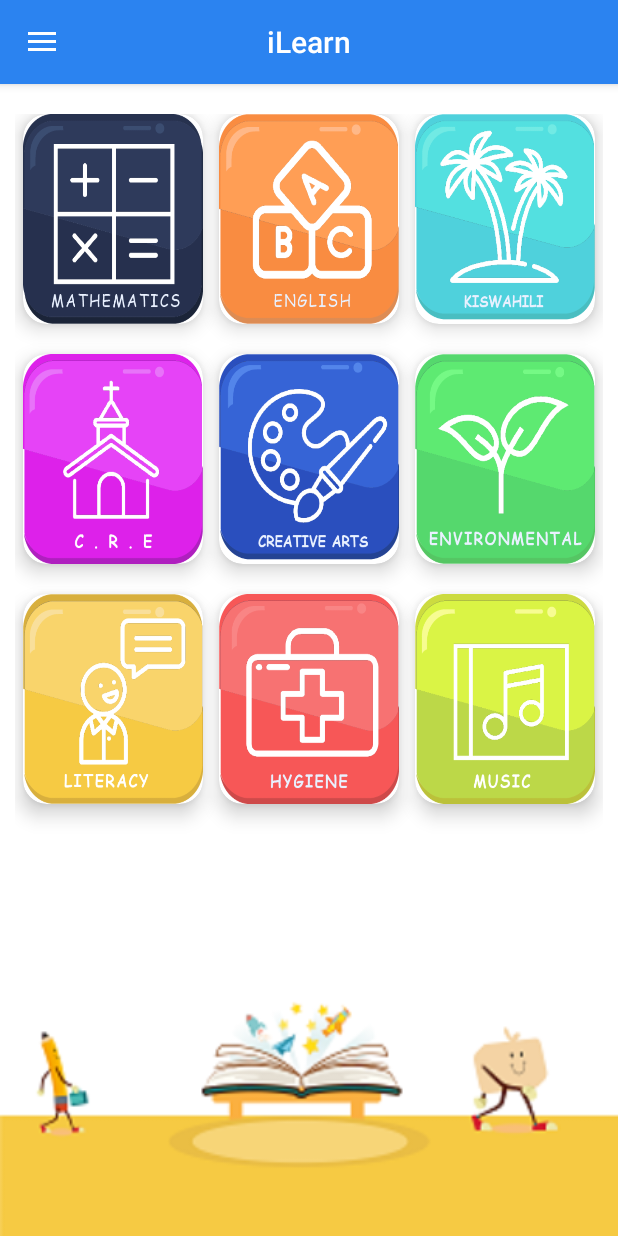
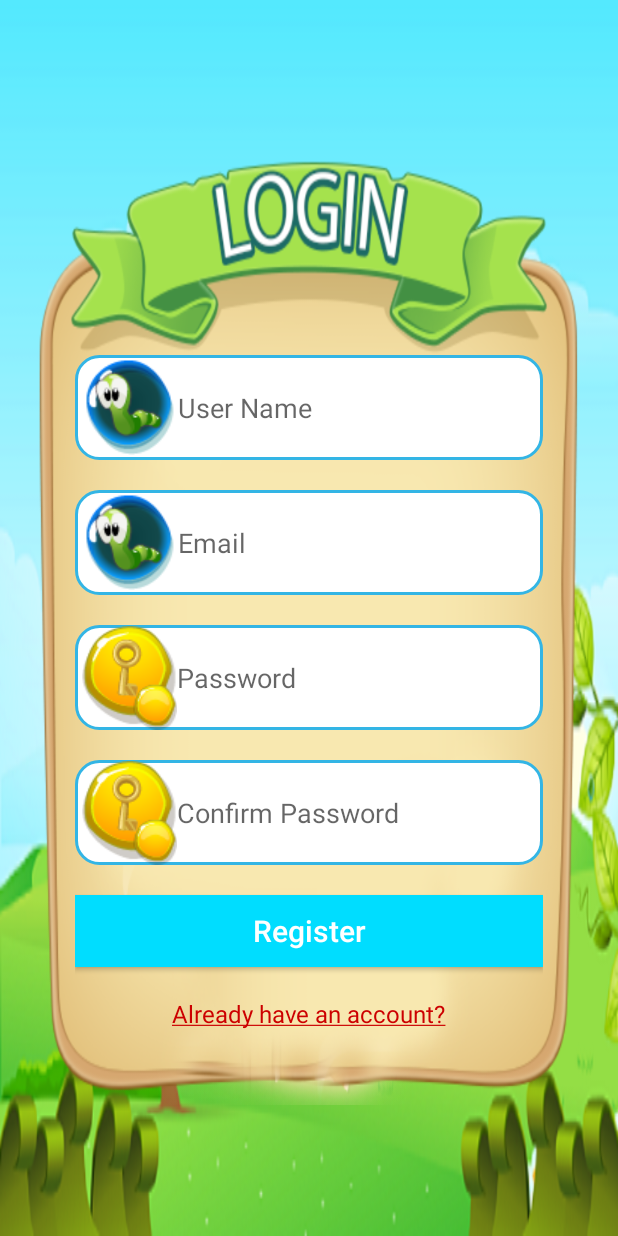
Before and after one commit to fifymawia/AndroidDBandApp, an Android app: the screen it shows after launch (MainActivity before the commit, SignUp after it), in the side drawer, after a tap on "Grade", on a phone screen of 412 x 824 dp. Run offline under Robolectric (Android 15) with nearby library versions, the phone set to English and light mode, and no system bars.

Commit message:
creation of views Login and SigUp

```diff
--- /dev/null
+++ b/app/src/main/java/com/daenjel/ilearn/Views/Login.java
@@ -0,0 +1,23 @@
+package com.daenjel.ilearn.Views;
+
+import androidx.appcompat.app.AppCompatActivity;
+
+import android.content.Intent;
+import android.os.Bundle;
+import android.view.View;
+
+import com.daenjel.ilearn.R;
+
+public class Login extends AppCompatActivity {
+
+    @Override
+    protected void onCreate(Bundle savedInstanceState) {
+        super.onCreate(savedInstanceState);
+        setContentView(R.layout.activity_login);
+
+    }
+
+    public void signUpPage(View view) {
+        startActivity(new Intent(getApplicationContext(), SignUp.class));
+    }
+}
--- a/app/src/main/java/com/daenjel/ilearn/Views/MainActivity.java
+++ b/app/src/main/java/com/daenjel/ilearn/Views/MainActivity.java
@@ -94,9 +94,9 @@ public class MainActivity extends AppCompatActivity implements NavigationView.On
         int id = item.getItemId();
 
         if (id == R.id.nav_home) {
-            //startActivity(new Intent(getApplicationContext(),Splash.class));
+            startActivity(new Intent(getApplicationContext(), Login.class));
         } else if (id == R.id.nav_grade) {
-
+            startActivity(new Intent(getApplicationContext(), SignUp.class));
         } else if (id == R.id.nav_settings) {
 
         } else if (id == R.id.nav_faqs) {
--- /dev/null
+++ b/app/src/main/java/com/daenjel/ilearn/Views/SignUp.java
@@ -0,0 +1,22 @@
+package com.daenjel.ilearn.Views;
+
+import androidx.appcompat.app.AppCompatActivity;
+
+import android.content.Intent;
+import android.os.Bundle;
+import android.view.View;
+
+import com.daenjel.ilearn.R;
+
+public class SignUp extends AppCompatActivity {
+
+    @Override
+    protected void onCreate(Bundle savedInstanceState) {
+        super.onCreate(savedInstanceState);
+        setContentView(R.layout.activity_sign_up);
+    }
+
+    public void loginPage(View view) {
+        startActivity(new Intent(getApplicationContext(), Login.class));
+    }
+}
--- /dev/null
+++ b/app/src/main/res/drawable/edit_border.xml
@@ -0,0 +1,13 @@
+<?xml version="1.0" encoding="utf-8"?>
+<shape xmlns:android="http://schemas.android.com/apk/res/android"
+    android:shape="rectangle">
+    <stroke
+        android:width="2dp"
+        android:color="@android:color/holo_blue_light" />
+    <corners android:radius="15dp"/>
+    <padding android:left="5dp"
+        android:right="5dp"
+        android:top="2dp"
+        android:bottom="2dp"/>
+    <solid android:color="#fff"/>
+</shape>
--- /dev/null
+++ b/app/src/main/res/layout/activity_sign_up.xml
@@ -0,0 +1,87 @@
+<?xml version="1.0" encoding="utf-8"?>
+<RelativeLayout xmlns:android="http://schemas.android.com/apk/res/android"
+    xmlns:app="http://schemas.android.com/apk/res-auto"
+    xmlns:tools="http://schemas.android.com/tools"
+    android:background="@drawable/loginhome"
+    android:layout_width="match_parent"
+    android:layout_height="match_parent"
+    tools:context=".Views.SignUp">
+
+    <LinearLayout
+        android:orientation="vertical"
+        android:layout_centerInParent="true"
+        android:paddingLeft="50dp"
+        android:paddingRight="50dp"
+        android:background="@drawable/login"
+        android:layout_width="match_parent"
+        android:layout_height="wrap_content">
+        <LinearLayout
+            android:id="@+id/editors"
+            android:orientation="vertical"
+            android:layout_marginTop="150dp"
+            android:layout_gravity="center"
+            android:layout_width="match_parent"
+            android:layout_height="wrap_content">
+                <EditText
+                    android:hint="@string/user_name"
+                    android:drawableLeft="@drawable/user"
+                    android:background="@drawable/edit_border"
+                    android:id="@+id/editSign_UserName"
+                    android:inputType="text"
+                    android:layout_width="match_parent"
+                    android:layout_height="70dp"
+                    android:drawableStart="@drawable/user" />
+                <EditText
+                    android:layout_marginTop="20dp"
+                    android:hint="@string/email"
+                    android:drawableLeft="@drawable/user"
+                    android:background="@drawable/edit_border"
+                    android:id="@+id/editSign_Email"
+                    android:inputType="textEmailAddress"
+                    android:layout_width="match_parent"
+                    android:layout_height="70dp"
+                    android:drawableStart="@drawable/user" />
+                <EditText
+                    android:layout_marginTop="20dp"
+                    android:hint="@string/password"
+                    android:drawableLeft="@drawable/pass"
+                    android:background="@drawable/edit_border"
+                    android:id="@+id/editSign_Pass"
+                    android:inputType="textPassword"
+                    android:layout_width="match_parent"
+                    android:layout_height="70dp"
+                    android:drawableStart="@drawable/pass" />
+                <EditText
+                    android:layout_marginTop="20dp"
+                    android:hint="@string/confirm_password"
+                    android:drawableLeft="@drawable/pass"
+                    android:background="@drawable/edit_border"
+                    android:id="@+id/editSign_ConfPass"
+                    android:inputType="textPassword"
+                    android:layout_width="match_parent"
+                    android:layout_height="70dp"
+                    android:drawableStart="@drawable/pass" />
+        </LinearLayout>
+        <Button
+            android:text="@string/register"
+            android:textColor="@android:color/white"
+            android:textAppearance="@style/TextAppearance.AppCompat.Title"
+            android:layout_width="match_parent"
+            android:layout_marginTop="20dp"
+            android:layout_height="wrap_content"
+            android:background="@android:color/holo_blue_bright" />
+        <TextView
+            android:layout_marginTop="20dp"
+            android:layout_marginBottom="50dp"
+            android:id="@+id/txtAccount"
+            android:textColor="@android:color/holo_red_dark"
+            android:layout_gravity="center_horizontal"
+            android:textAppearance="@style/TextAppearance.AppCompat.Widget.ActionBar.Subtitle"
+            android:text="@string/already_have_an_account"
+            android:layout_width="wrap_content"
+            android:layout_height="wrap_content"
+            android:onClick="loginPage"/>
+
+    </LinearLayout>
+
+</RelativeLayout>
--- a/app/src/main/res/values/strings.xml
+++ b/app/src/main/res/values/strings.xml
@@ -13,4 +13,13 @@
     <string name="menu_share">Share</string>
     <string name="menu_logout">LogOut</string>
     <string name="todo">todo</string>
+    <string name="user_name">User Name</string>
+    <string name="password">Password</string>
+    <string name="login">Login</string>
+    <string name="don_t_have_an_account"><u>Don\'t have an account?</u></string>
+    <string name="forgot_password"><u>Forgot Password?</u></string>
+    <string name="confirm_password">Confirm Password</string>
+    <string name="email">Email</string>
+    <string name="register">Register</string>
+    <string name="already_have_an_account"><u>Already have an account?</u></string>
 </resources>
```
Also changed, not shown: app/src/main/AndroidManifest.xml (+5 -3 lines), app/src/main/res/layout/activity_login.xml (added, +74 -0 lines), app/src/main/res/drawable/loginhome.png (added), app/src/main/res/drawable/pass.png (added), app/src/main/res/drawable/user.png (added).
